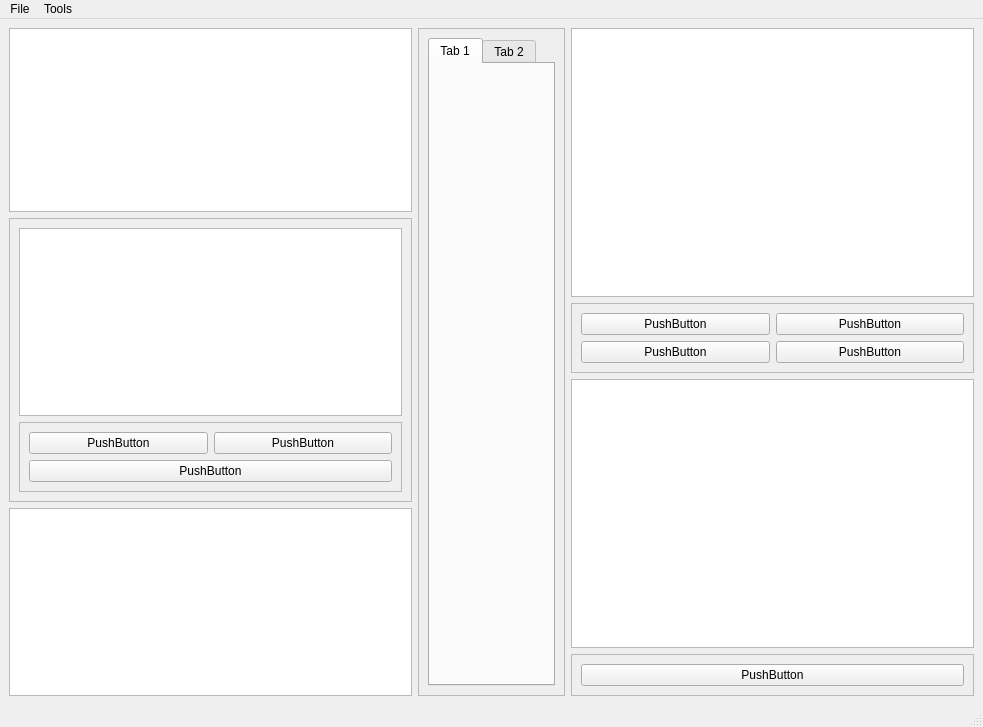
Qt form ui/basic.ui (slaclab/paws) before a commit.
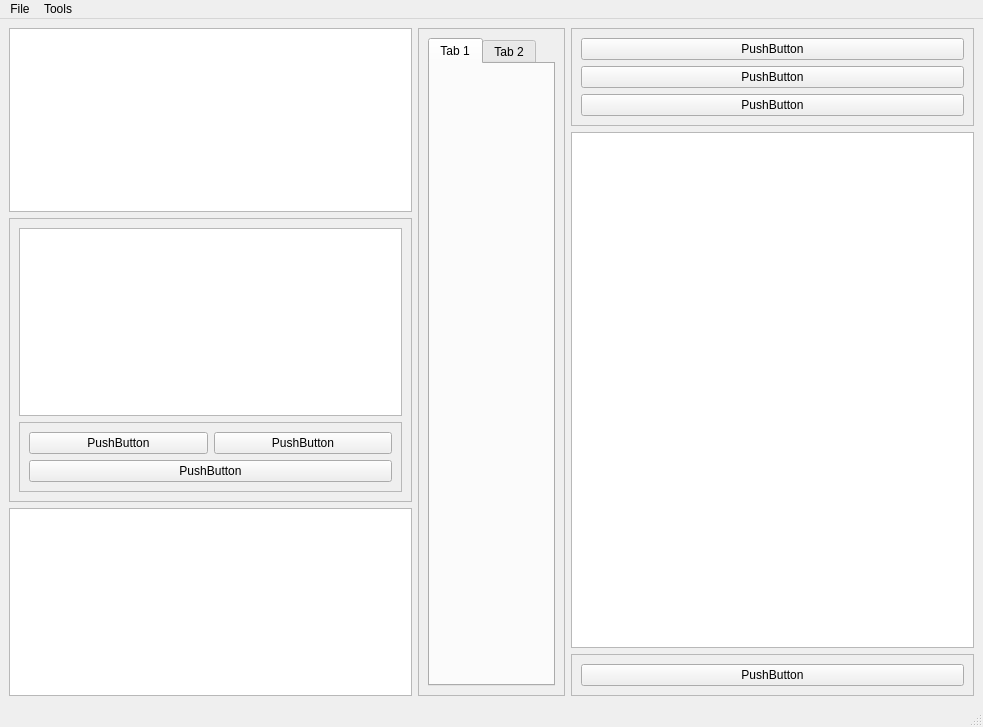
The same form after that commit.

```diff
--- a/ui/basic.ui
+++ b/ui/basic.ui
@@ -125,9 +125,6 @@
     </item>
     <item>
      <layout class="QVBoxLayout" name="verticalLayout">
-      <item>
-       <widget class="QListView" name="operation_list"/>
-      </item>
       <item>
        <widget class="QFrame" name="io_button_box">
         <property name="frameShape">
@@ -136,30 +133,23 @@
         <property name="frameShadow">
          <enum>QFrame::Raised</enum>
         </property>
-        <layout class="QGridLayout" name="gridLayout_3">
-         <item row="0" column="0">
-          <widget class="QPushButton" name="create_operation_button">
+        <layout class="QVBoxLayout" name="verticalLayout_4">
+         <item>
+          <widget class="QPushButton" name="add_op_button">
            <property name="text">
             <string>PushButton</string>
            </property>
           </widget>
          </item>
-         <item row="0" column="1">
-          <widget class="QPushButton" name="remove_operation_button">
+         <item>
+          <widget class="QPushButton" name="edit_op_button">
            <property name="text">
             <string>PushButton</string>
            </property>
           </widget>
          </item>
-         <item row="1" column="0">
-          <widget class="QPushButton" name="add_op_to_workflow_button">
-           <property name="text">
-            <string>PushButton</string>
-           </property>
-          </widget>
-         </item>
-         <item row="1" column="1">
-          <widget class="QPushButton" name="rm_op_from_workflow_button">
+         <item>
+          <widget class="QPushButton" name="rm_op_button">
            <property name="text">
             <string>PushButton</string>
            </property>
```
